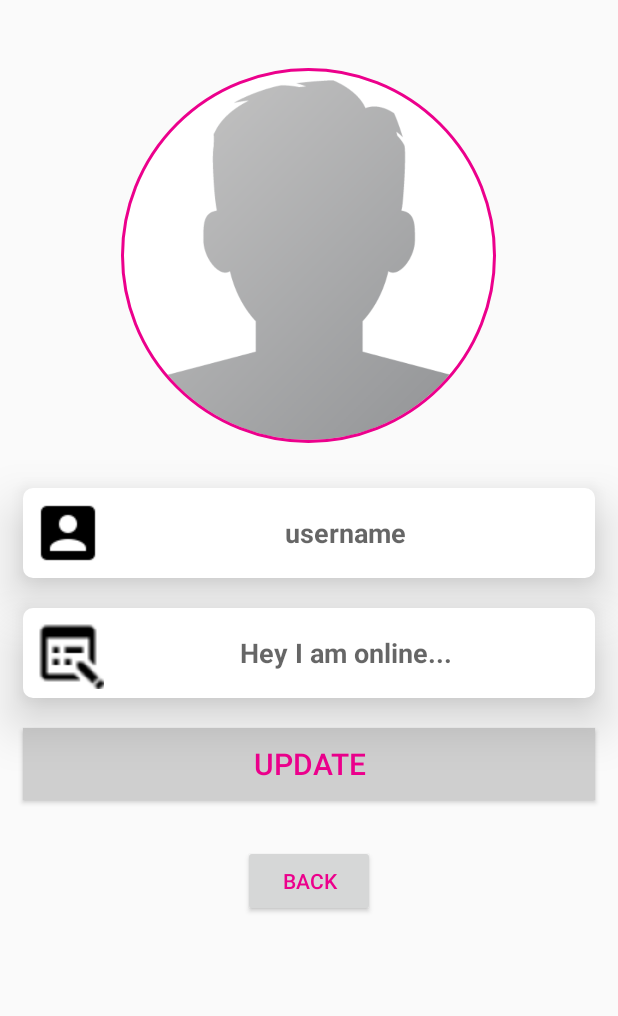
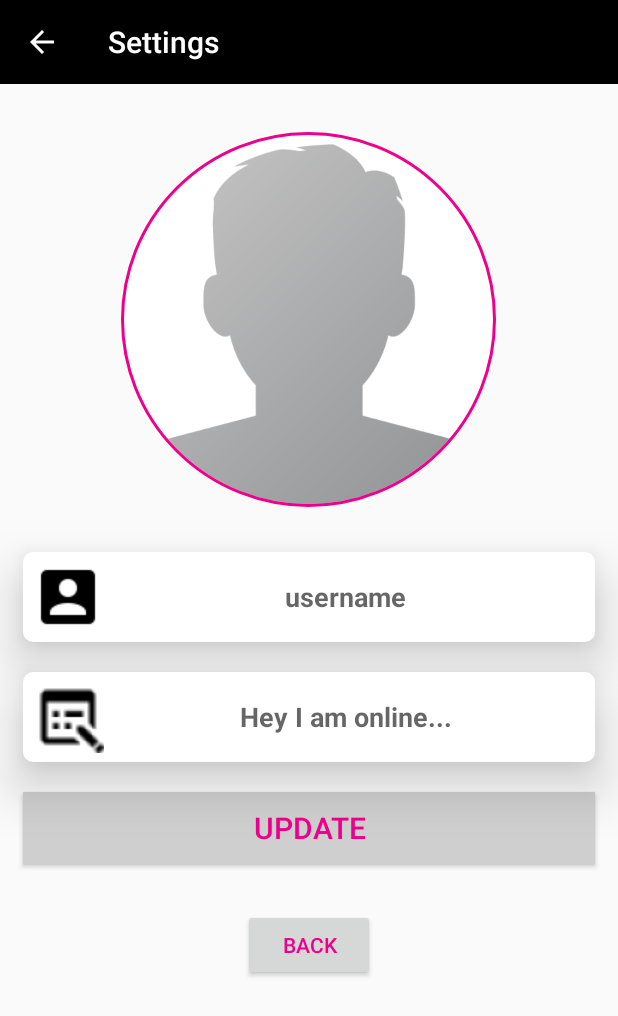
Before and after one commit to fleckc3/Gigiddy, an Android app: the screen it shows after launch once a user with an empty profile is signed in (Settings), in the options menu, after a tap on "Settings", on a phone screen of 412 x 824 dp. Shown: the top 1016 px of the screen. Run offline under Robolectric (Android 15) with nearby library versions, the phone set to English and light mode, and no system bars; our stand-ins replace CircleImageView, Firebase (no records; nobody signed in at launch, a user with empty details on screens opened directly); libraries missing offline, so code that uses them is left out: com.theartofdev.edmodo; pictures from the network do not load.

Commit message:
updated action bar across activites, added back button, removedmembers fragment -> moved to new activity from menu options

```diff
--- a/app/src/main/java/sda/oscail/edu/gigiddy/FindMembers.java
+++ b/app/src/main/java/sda/oscail/edu/gigiddy/FindMembers.java
@@ -49,7 +49,7 @@ public class FindMembers extends AppCompatActivity {
         setSupportActionBar(toolbar);
         getSupportActionBar().setDisplayHomeAsUpEnabled(true);
         getSupportActionBar().setDisplayShowHomeEnabled(true);
-        getSupportActionBar().setTitle("Add Members");
+        getSupportActionBar().setTitle("Members");
 
 
     }
--- a/app/src/main/java/sda/oscail/edu/gigiddy/Settings.java
+++ b/app/src/main/java/sda/oscail/edu/gigiddy/Settings.java
@@ -3,6 +3,7 @@ package sda.oscail.edu.gigiddy;
 import androidx.annotation.NonNull;
 import androidx.annotation.Nullable;
 import androidx.appcompat.app.AppCompatActivity;
+import androidx.appcompat.widget.Toolbar;
 
 import android.Manifest;
 import android.app.Activity;
@@ -57,6 +58,7 @@ public class Settings extends AppCompatActivity {
     private EditText username, userStatus;
     private CircleImageView userProfileImage;
     private Button btnHome;
+    private Toolbar toolbar;
 
     private String currentUserID;
     private FirebaseAuth mAuth;
@@ -80,6 +82,12 @@ public class Settings extends AppCompatActivity {
         userStatus = findViewById(R.id.set_status);
         userProfileImage = findViewById(R.id.set_profile_image);
         btnHome = findViewById(R.id.btn_home);
+
+        toolbar = findViewById(R.id.setting_app_bar);
+        setSupportActionBar(toolbar);
+        getSupportActionBar().setDisplayHomeAsUpEnabled(true);
+        getSupportActionBar().setDisplayShowHomeEnabled(true);
+        getSupportActionBar().setTitle("Settings");
 
         //update account settings
         updateAccountSettings.setOnClickListener(new View.OnClickListener() {
--- a/app/src/main/java/sda/oscail/edu/gigiddy/ViewPageAdapter.java
+++ b/app/src/main/java/sda/oscail/edu/gigiddy/ViewPageAdapter.java
@@ -40,10 +40,6 @@ public class ViewPageAdapter extends FragmentPagerAdapter{
                 //code
                 fragment = new Roster();
                 break;
-            case 4:
-                //code
-                fragment = new Members();
-                break;
         }
 
         return fragment;
@@ -51,7 +47,7 @@ public class ViewPageAdapter extends FragmentPagerAdapter{
 
     @Override
     public int getCount() {
-        return 4;
+        return 3;
     }
 
     @Override
@@ -75,10 +71,6 @@ public class ViewPageAdapter extends FragmentPagerAdapter{
                 //code
                 tabTitle = "ROSTER";
                 break;
-            case 4:
-                //code
-                tabTitle = "MEMBERS";
-                break;
         }
 
         return tabTitle;
--- a/app/src/main/res/layout/activity_find_members.xml
+++ b/app/src/main/res/layout/activity_find_members.xml
@@ -8,7 +8,7 @@
 
     <include
         android:id="@+id/app_bar_layout"
-        layout="@layout/app_bar_layout"
+        layout="@layout/chat_bar_layout"
         >
 
     </include>
--- a/app/src/main/res/layout/activity_set_profile_image.xml
+++ b/app/src/main/res/layout/activity_set_profile_image.xml
@@ -7,6 +7,10 @@
     android:orientation="vertical"
     tools:context=".SetProfileImage">
 
+    <include
+        android:id="@+id/set_image_app_bar"
+        layout="@layout/chat_bar_layout"
+        ></include>
 
     <com.theartofdev.edmodo.cropper.CropImageView
         android:id="@+id/CropImageView"
--- a/app/src/main/res/layout/activity_settings.xml
+++ b/app/src/main/res/layout/activity_settings.xml
@@ -6,16 +6,21 @@
     android:layout_height="match_parent"
     tools:context=".Settings">
 
+    <include
+        android:id="@+id/setting_app_bar"
+        layout="@layout/chat_bar_layout"
+        ></include>
+
     <de.hdodenhof.circleimageview.CircleImageView
         android:id="@+id/set_profile_image"
+        android:layout_below="@+id/setting_app_bar"
         android:layout_width="250dp"
         android:layout_height="250dp"
         android:src="@drawable/profile_image"
         app:civ_border_width="2dp"
         app:civ_border_color="@color/colorPrimary"
-        android:layout_alignParentTop="true"
         android:layout_centerHorizontal="true"
-        android:layout_marginTop="45dp"
+        android:layout_marginTop="32dp"
         android:elevation="20dp"/>
 
     <EditText
--- a/app/src/main/res/layout/app_bar_layout.xml
+++ b/app/src/main/res/layout/app_bar_layout.xml
@@ -14,8 +14,6 @@
         android:layout_width="match_parent"
         android:layout_height="match_parent"
         android:layout_marginTop="6dp"
-        android:adjustViewBounds="true"
-        android:scaleType="centerInside"
         android:contentDescription="TODO"
         app:srcCompat="@drawable/gigiddy" />
 
```
Also changed, not shown: app/src/main/AndroidManifest.xml (+4 -3 lines), app/src/main/java/sda/oscail/edu/gigiddy/Members.java (deleted, +0 -26 lines), app/src/main/java/sda/oscail/edu/gigiddy/SetProfileImage.java (+8 -0 lines).
